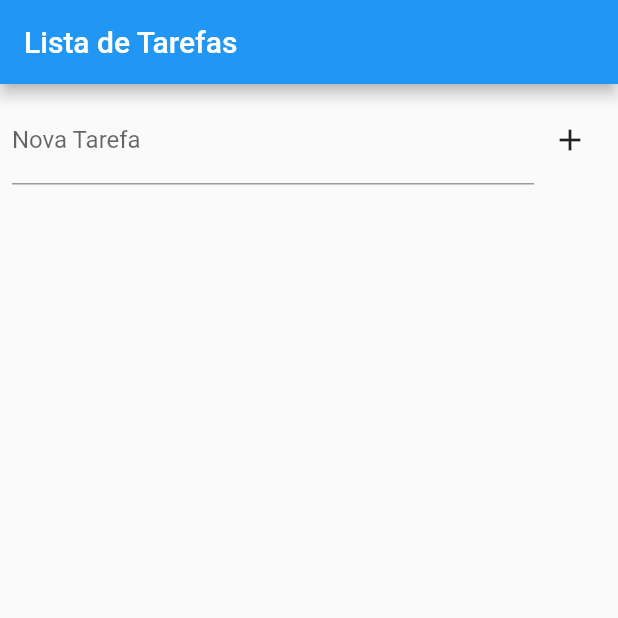
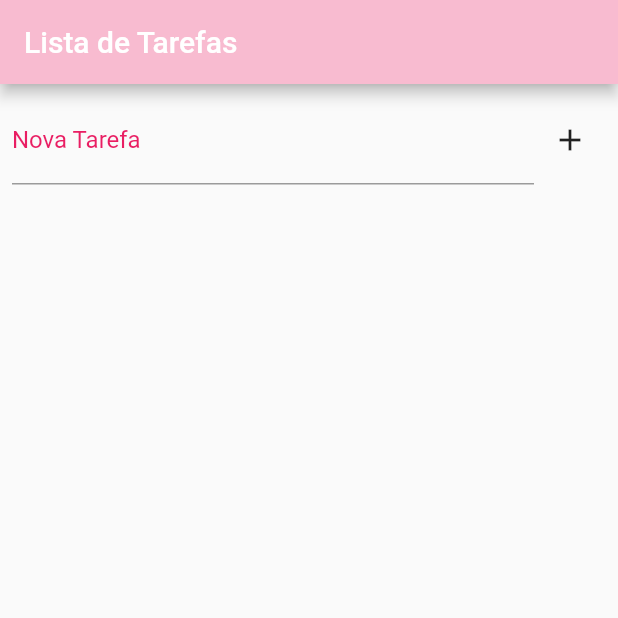
Before and after one commit to anaGomide/lista_tarefas, a Flutter app: the screen it shows after launch, on a phone screen of 412 x 824 dp, the top half of it. Run offline on Flutter 3.47's test engine with Material 2 defaults, Android fonts, the phone set to English and light mode, and no system bars.

Commit message:
front-end

```diff
--- a/lib/main.dart
+++ b/lib/main.dart
@@ -12,6 +12,11 @@ class MyApp extends StatelessWidget {
   @override
   Widget build(BuildContext context) {
     return MaterialApp(
+      theme: ThemeData(
+        appBarTheme: AppBarTheme(
+          color: Colors.pink[100],
+        ),
+      ),
       home: ChangeNotifierProvider(
         create: (context) => TarefaProvider(),
         child: const TarefasApp(),
@@ -58,7 +63,15 @@ class _AdicionarTarefaFormState extends State<AdicionarTarefaForm> {
           Expanded(
             child: TextField(
               controller: _controller,
-              decoration: const InputDecoration(labelText: 'Nova Tarefa'),
+              decoration: const InputDecoration(
+                labelText: 'Nova Tarefa',
+                labelStyle:
+                    TextStyle(color: Colors.pink), // Cor do texto do rótulo
+                focusedBorder: OutlineInputBorder(
+                  borderSide: BorderSide(
+                      color: Colors.pink), // Cor da borda quando em foco
+                ),
+              ),
             ),
           ),
           IconButton(
@@ -90,13 +103,14 @@ class ListaDeTarefas extends StatelessWidget {
         itemCount: tarefaProvider.tarefas.length,
         itemBuilder: (context, index) {
           final tarefa = tarefaProvider.tarefas[index];
-          return ListTile(
-            title: Text(tarefa.titulo),
-            subtitle: tarefa.concluida ? const Text('Concluída') : null,
-            trailing: Row(
-              mainAxisSize: MainAxisSize.min,
+          return Column(
             children: [
-                Checkbox(
+              ListTile(
+                leading: Theme(
+                  data: ThemeData(
+                    unselectedWidgetColor: Colors.grey[400],
+                  ),
+                  child: Checkbox(
                     value: tarefa.concluida,
                     onChanged: (value) {
                       if (value != null && value) {
@@ -107,16 +121,21 @@ class ListaDeTarefas extends StatelessWidget {
                             .desmarcarComoConcluida(tarefa.id);
                       }
                     },
+                    activeColor: Colors.pink,
                   ),
-                IconButton(
+                ),
+                title: Text(tarefa.titulo),
+                subtitle: tarefa.concluida ? const Text('Concluída') : null,
+                trailing: IconButton(
                   icon: const Icon(Icons.delete),
                   onPressed: () {
                     Provider.of<TarefaProvider>(context, listen: false)
                         .removerTarefa(tarefa.id);
                   },
                 ),
+              ),
+              const Divider(), // Adiciona um Divider entre os itens
             ],
-            ),
           );
         },
       ),
```
Lines whose indentation alone changed are shown as unchanged.
